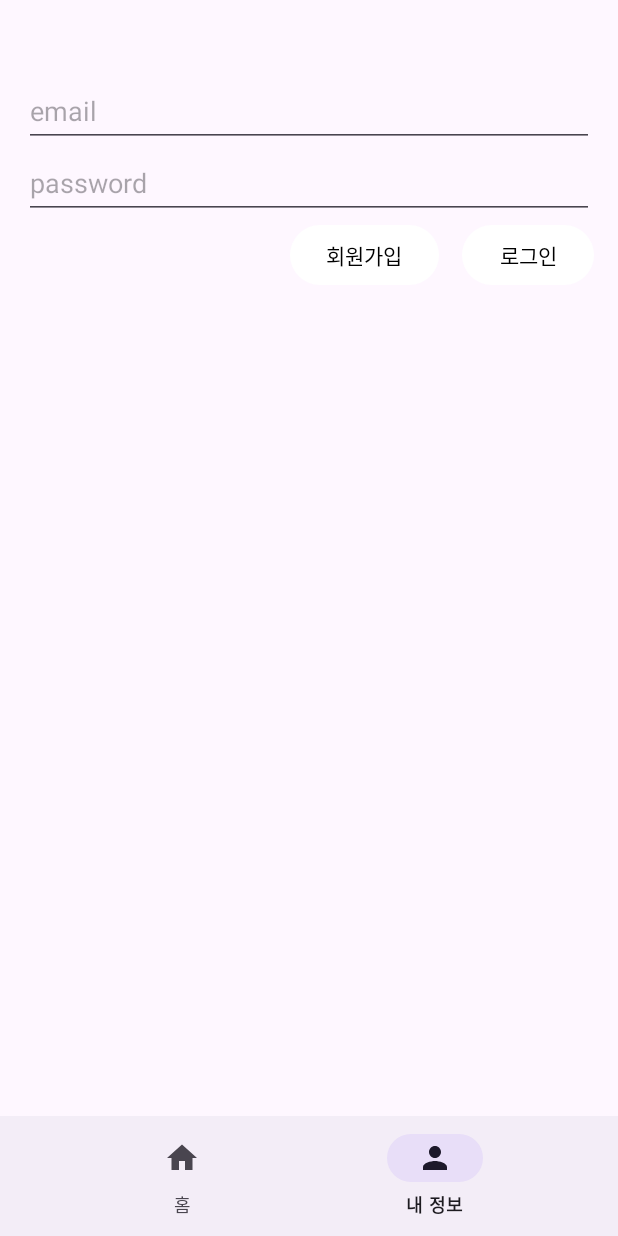
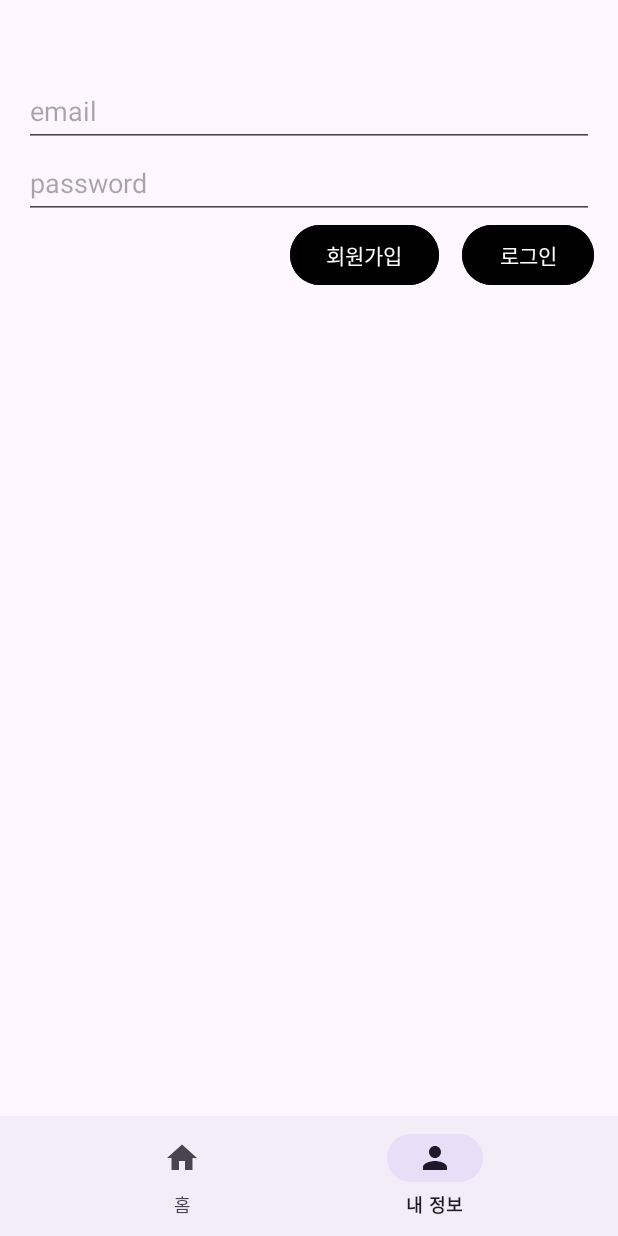
Before and after one commit to AndroidStudy-bmsk/InteriorMaestro, an Android app: the screen it shows after launch (MainActivity), item 2 of the bottom bar chosen, on a phone screen of 412 x 824 dp. Run offline under Robolectric (Android 15) with nearby library versions, the phone set to English and light mode, and no system bars; our stand-ins replace Firebase (no records; nobody signed in at launch, a user with empty details on screens opened directly), navigation-ui.

Commit message:
Update: README.md

```diff
--- a/app/src/main/res/layout/fragment_auth.xml
+++ b/app/src/main/res/layout/fragment_auth.xml
@@ -36,7 +36,9 @@
         android:layout_width="wrap_content"
         android:layout_height="wrap_content"
         android:layout_marginEnd="15dp"
+        android:backgroundTint="?attr/colorOnPrimary"
         android:text="@string/sign_up"
+        android:textColor="?attr/colorPrimary"
         app:layout_constraintEnd_toStartOf="@+id/signInOutButton"
         app:layout_constraintTop_toBottomOf="@id/passwordEditText" />
 
@@ -44,7 +46,9 @@
         android:id="@+id/signInOutButton"
         android:layout_width="wrap_content"
         android:layout_height="wrap_content"
+        android:backgroundTint="?attr/colorOnPrimary"
         android:text="@string/sign_in"
+        android:textColor="?attr/colorPrimary"
         app:layout_constraintEnd_toEndOf="parent"
         app:layout_constraintTop_toBottomOf="@id/passwordEditText" />
 
```
Also changed, not shown: 3 other files.
